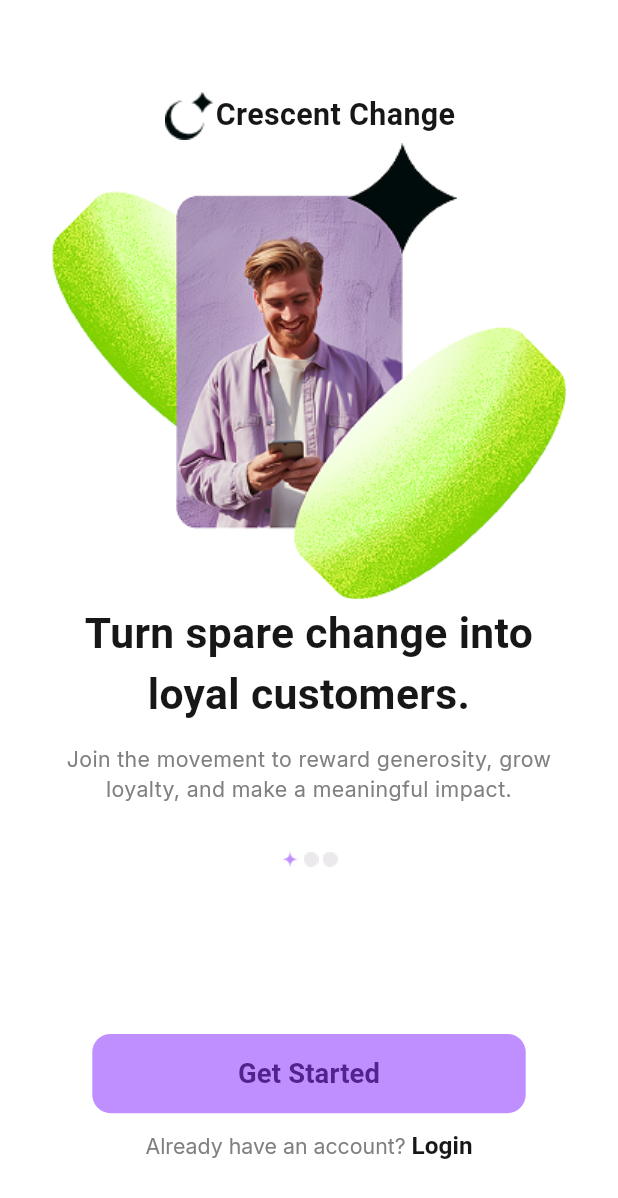
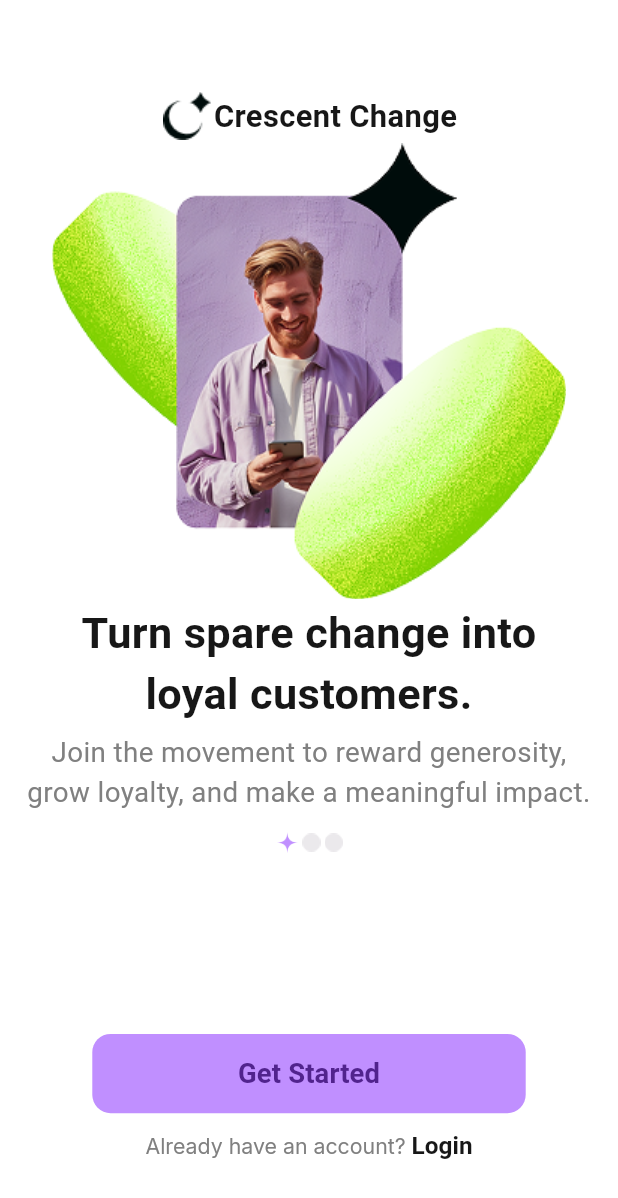
Before and after one commit to azmirkhan0101/crescent-business-app, a Flutter app: the screen it shows after launch, on a phone screen of 412 x 824 dp. Shown: the top 1198 px of the screen. Run offline on Flutter 3.47's test engine with Material 3 defaults, Android fonts, the phone set to English and light mode, and no system bars; drawn by our look-alikes of oktoast; our stand-ins replace buttons_tabbar, file_picker, fl_chart, flutter_screenutil, get, get_storage and 5 more; missing offline and left inert: any_link_preview, mobile_scanner.

Commit message:
green dash

```diff
--- a/lib/features/analytics/widget/analytics_card_widget.dart
+++ b/lib/features/analytics/widget/analytics_card_widget.dart
@@ -30,6 +30,7 @@ class AnalyticsCardWidget extends StatelessWidget {
   @override
   Widget build(BuildContext context) {
     return CustomCard(
+      height: 162.h,
        color: AppColors.white,
       child:Column(
         crossAxisAlignment: CrossAxisAlignment.start,
--- a/lib/features/get_started_screen.dart
+++ b/lib/features/get_started_screen.dart
@@ -4,6 +4,7 @@ import 'package:go_router/go_router.dart';
 import 'package:google_fonts/google_fonts.dart';
 import 'package:organization/features/widgets/custom_asset_image.dart';
 import 'package:organization/features/widgets/custom_button_widget.dart';
+import 'package:organization/features/widgets/custom_text.dart';
 import 'package:organization/utils/app_color.dart';
 import 'package:organization/utils/app_size.dart';
 import 'package:organization/utils/app_text.dart';
@@ -22,6 +23,8 @@ class GetStartedScreen extends StatelessWidget {
       child: Scaffold(
         backgroundColor: AppColors.white,
         body: SingleChildScrollView(
+          child: Padding(
+            padding:  EdgeInsets.symmetric(horizontal: 16.w),
             child: Column(
               crossAxisAlignment: CrossAxisAlignment.center,
               children: [
@@ -35,12 +38,14 @@ class GetStartedScreen extends StatelessWidget {
                       height: AppSizes.moonIconH,
                       width: AppSizes.moonIconW,
                     ),
-                  Text(
-                    AppText.crescentChange,
-                    style: AppTextStyle.headlineLStyle.copyWith(
-                      fontSize: AppSizes.headlineM,
-                    ),
-                  ),
+                    CustomText(text: AppText.crescentChange,
+                         fontWeight: FontWeight.w700,
+                      language: true,
+                      color: AppColors.headlineTColor,
+                      fontSize: 20.sp,
+                    )
+
+
                   ],
                 ),
                 /// welcome image
@@ -50,36 +55,39 @@ class GetStartedScreen extends StatelessWidget {
                   width: AppSizes.getStartedImageW,
                 ),
                 /// text  section
-              Text(
+
+                CustomText(text: AppText.turnSpareChange,
+                  fontWeight: FontWeight.w700,
+                  language: true,
+                  color: AppColors.headlineTColor,
+                  fontSize: 28.sp,
                   textAlign: TextAlign.center,
-                AppText.turnSpareChange,
-                style: AppTextStyle.headlineLStyle,
                 ),
-              Padding(
-                padding: EdgeInsets.only(
-                  left: 40.w,
-                  right: 40.w,
-                  top: 12.h,
-                  bottom: 30.h,
+                SizedBox(height: 4.h,),
+                CustomText(text: AppText.joinMovement,
+                  fontWeight: FontWeight.w400,
+                  language: true,
+                  color: AppColors.secondaryTextColor,
+                  fontSize: 18.sp,
+                  textAlign: TextAlign.center,
+                  overflow: TextOverflow.visible,
                 ),
-                child: Text(
-                  textAlign: TextAlign.center,
-                  AppText.joinMovement,
-                  style: AppTextStyle.mediumStyle,
-                ),
-              ),
+
+        SizedBox(height: 12.h,),
+
               /// loading
                 Row(
                   mainAxisAlignment: MainAxisAlignment.center,
                   children: [
-                 CustomAssetsImage(assetsPath: AssetsPath.loadingStarIcon,height: 12.5.h,width: 12.5.w,),
+                   CustomAssetsImage(assetsPath: AssetsPath.loadingStarIcon,height: 15.h,width: 15.w,),
                     SizedBox(width: 1.5.w,),
-                  CustomAssetsImage(assetsPath: AssetsPath.loadingDotIcon,height: 10.h,width: 10.w,),
+                    CustomAssetsImage(assetsPath: AssetsPath.loadingDotIcon,height: 12.h,width: 12.w,),
                     SizedBox(width: 1.5.w,),
-                  CustomAssetsImage(assetsPath: AssetsPath.loadingDotIcon,height: 10.h,width: 10.w,),
+                    CustomAssetsImage(assetsPath: AssetsPath.loadingDotIcon,height: 12.h,width: 12.w,),
                 ],
                 ),
               ],
+            ),
           ),
         ),
                ///button and login text
--- a/lib/features/widgets/heading_text_widget.dart
+++ b/lib/features/widgets/heading_text_widget.dart
@@ -37,6 +37,8 @@ class HeadingTextWidget extends StatelessWidget {
           fontSize: 14.sp,
           color: AppColors.secondaryTextColor,
           language: false,
+          overflow: TextOverflow.visible,
+          textAlign: TextAlign.justify,
         ),
 
 
```
Also changed, not shown: lib/features/on_boarding/account_creation_screen.dart (+43 -5 lines), assets/icons/loading_dot.png, assets/icons/loading_star.png. Lines whose indentation alone changed are shown as unchanged.
